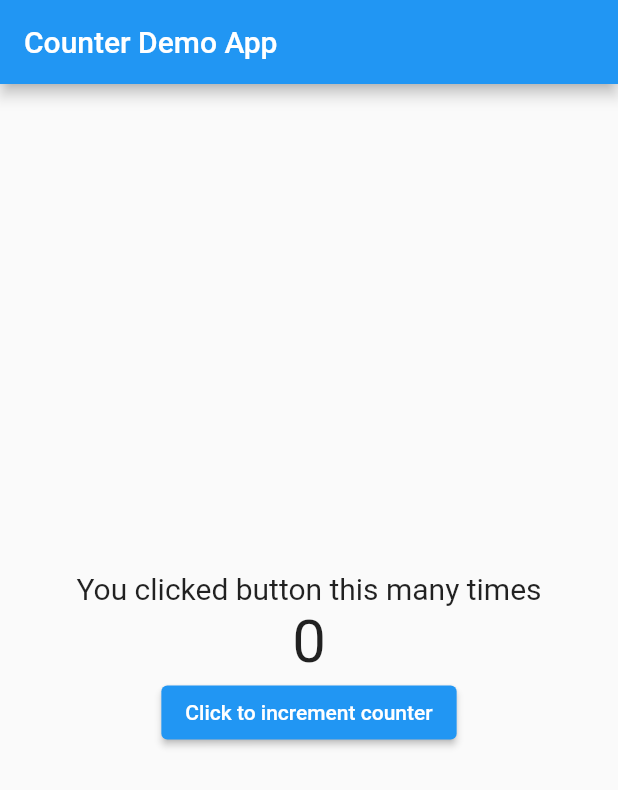
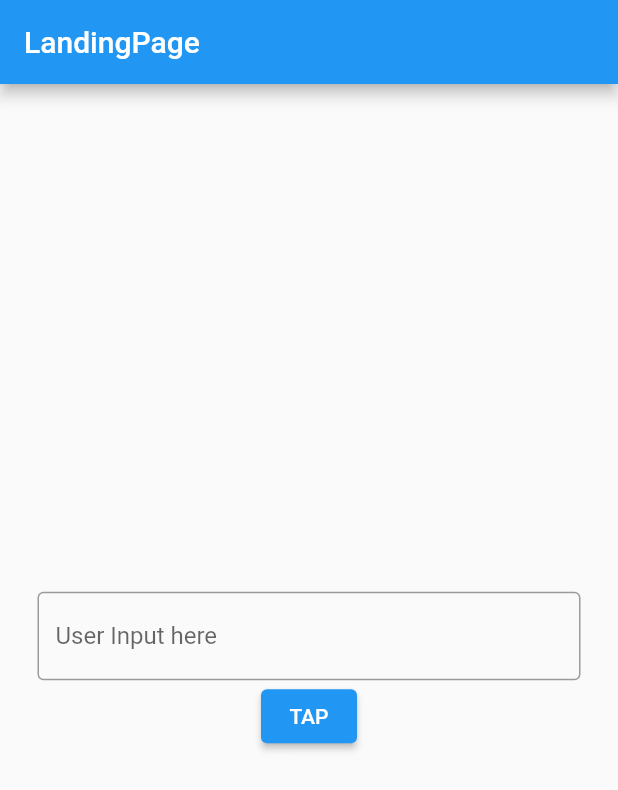
Before and after one commit to Pradhyumna1986/FlutterProjects, a Flutter app: the screen it shows after launch, on a phone screen of 412 x 824 dp. Shown: the top 790 px of the screen. Run offline on Flutter 3.47's test engine with Material 2 defaults, Android fonts, the phone set to English and light mode, and no system bars.

Commit message:
User input and show message

```diff
--- a/lib/Pages/counterpage.dart
+++ /dev/null
@@ -1,48 +0,0 @@
-// ignore_for_file: prefer_const_constructors
-
-import 'package:flutter/material.dart';
-
-class CounterPage extends StatefulWidget {
-  const CounterPage({super.key});
-
-  @override
-  State<CounterPage> createState() => _CounterPageState();
-}
-
-class _CounterPageState extends State<CounterPage> {
-  @override
-
-  //varibale
-  int _Counter = 0;
-  //Method
-  _increaseCountaer() {
-    setState(() {
-      _Counter = _Counter + 1;
-    });
-  }
-
-  //UI
-
-  Widget build(BuildContext context) {
-    return Scaffold(
-      appBar: AppBar(title: const Text("Counter Demo App")),
-      body: Center(
-        child: Column(
-          mainAxisAlignment: MainAxisAlignment.center,
-          children: [
-            const Text('You clicked button this many times', style: (TextStyle(fontSize: 20))),
-            Text(_Counter.toString(), style: (TextStyle(fontSize: 40))),
-            ElevatedButton(
-              style: ElevatedButton.styleFrom(
-                primary: Colors.blue,
-
-              ),
-              onPressed: _increaseCountaer,
-              child: const Text('Click to increment counter'),
-            ),
-          ],
-        ),
-      ),
-    );
-  }
-}
--- /dev/null
+++ b/lib/Pages/todo.dart
@@ -0,0 +1,49 @@
+import 'package:flutter/material.dart';
+
+class ToDoPage extends StatefulWidget {
+  const ToDoPage({super.key});
+
+  @override
+  State<ToDoPage> createState() => _ToDoPageState();
+}
+
+class _ToDoPageState extends State<ToDoPage> {
+  String _welcomeMsg = '';
+//text controller to access user input
+  TextEditingController myController = TextEditingController();
+
+  // method for taking user input
+  getuserInput() {
+    print('print myController = ' + myController.text);
+    setState(() {
+      _welcomeMsg = "Hello,${myController.text}";
+    });
+  }
+
+  @override
+  Widget build(BuildContext context) {
+    return Scaffold(
+      appBar: AppBar(title: const Text("LandingPage")),
+      body: Center(
+        //text field
+        child: Padding(
+          padding: const EdgeInsets.all(25.0),
+          child: Column(
+            mainAxisAlignment: MainAxisAlignment.center,
+            children: [
+              Text(_welcomeMsg),
+              TextField(
+                controller: myController,
+                decoration: const InputDecoration(
+                    border: OutlineInputBorder(), hintText: 'User Input here'),
+              ),
+
+              //Button
+              ElevatedButton(onPressed: getuserInput, child: const Text('TAP'))
+            ],
+          ),
+        ),
+      ),
+    );
+  }
+}
--- a/lib/main.dart
+++ b/lib/main.dart
@@ -1,16 +1,21 @@
 import 'package:flutter/material.dart';
-import 'package:flutter_application_1/Pages/counterpage.dart';
+import 'package:flutter_application_1/Pages/todo.dart';
 
 
 void main() {
   runApp(const MyApp());
 }
 
+//import 'package:flutter/src/widgets/framework.dart';
 class MyApp extends StatelessWidget {
   const MyApp({super.key});
 
   @override
   Widget build(BuildContext context) {
-    return const MaterialApp(home: CounterPage());
+    // ignore: prefer_const_constructors
+    return  MaterialApp(
+      debugShowCheckedModeBanner: true,
+      home: const ToDoPage(),
+    );
   }
 }
```
